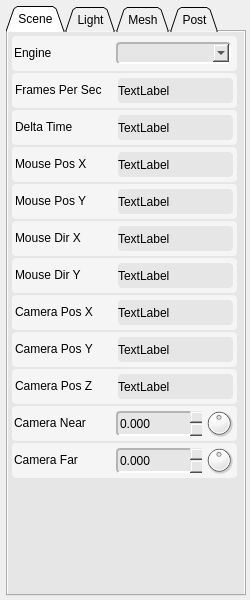
First picture: the form in ShaderEditor/qt/project/tweaker.ui, repository karajensen/shader-editor, before the edit.
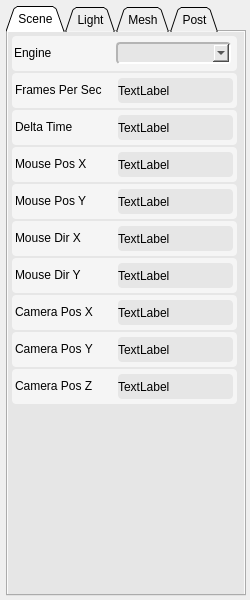
Second picture: the form after the edit. The open tabs and pages were chosen to show the change.

Commit message: adding near-far depth and post textures

```diff
--- a/ShaderEditor/qt/project/tweaker.ui
+++ b/ShaderEditor/qt/project/tweaker.ui
@@ -1282,334 +1282,6 @@
           </widget>
          </widget>
         </item>
-        <item>
-         <widget class="QFrame" name="cameraNear">
-          <property name="minimumSize">
-           <size>
-            <width>225</width>
-            <height>35</height>
-           </size>
-          </property>
-          <property name="maximumSize">
-           <size>
-            <width>225</width>
-            <height>35</height>
-           </size>
-          </property>
-          <property name="styleSheet">
-           <string notr="true">background-color: rgb(245, 245, 245);
-border-radius: 4px;</string>
-          </property>
-          <property name="frameShape">
-           <enum>QFrame::NoFrame</enum>
-          </property>
-          <property name="frameShadow">
-           <enum>QFrame::Plain</enum>
-          </property>
-          <property name="lineWidth">
-           <number>0</number>
-          </property>
-          <widget class="QLabel" name="cameraNear_lbl">
-           <property name="geometry">
-            <rect>
-             <x>2</x>
-             <y>2</y>
-             <width>100</width>
-             <height>30</height>
-            </rect>
-           </property>
-           <property name="sizePolicy">
-            <sizepolicy hsizetype="Fixed" vsizetype="Fixed">
-             <horstretch>0</horstretch>
-             <verstretch>0</verstretch>
-            </sizepolicy>
-           </property>
-           <property name="minimumSize">
-            <size>
-             <width>100</width>
-             <height>30</height>
-            </size>
-           </property>
-           <property name="maximumSize">
-            <size>
-             <width>100</width>
-             <height>30</height>
-            </size>
-           </property>
-           <property name="font">
-            <font>
-             <weight>50</weight>
-             <bold>false</bold>
-            </font>
-           </property>
-           <property name="styleSheet">
-            <string notr="true">border-width: 0px;</string>
-           </property>
-           <property name="text">
-            <string>Camera Near</string>
-           </property>
-           <property name="margin">
-            <number>1</number>
-           </property>
-          </widget>
-          <widget class="QDoubleSpinBox" name="cameraNear_value">
-           <property name="geometry">
-            <rect>
-             <x>104</x>
-             <y>5</y>
-             <width>86</width>
-             <height>25</height>
-            </rect>
-           </property>
-           <property name="sizePolicy">
-            <sizepolicy hsizetype="Fixed" vsizetype="Fixed">
-             <horstretch>0</horstretch>
-             <verstretch>0</verstretch>
-            </sizepolicy>
-           </property>
-           <property name="minimumSize">
-            <size>
-             <width>86</width>
-             <height>25</height>
-            </size>
-           </property>
-           <property name="maximumSize">
-            <size>
-             <width>86</width>
-             <height>25</height>
-            </size>
-           </property>
-           <property name="styleSheet">
-            <string notr="true">background-color: rgb(230, 230, 230);
-border-top-color: rgb(180, 180, 180);
-border-left-color: rgb(180, 180, 180);
-border-bottom-color: rgb(255, 255, 255);
-border-right-color: rgb(255, 255, 255);
-border-style: solid;
-border-width: 2px;</string>
-           </property>
-           <property name="frame">
-            <bool>false</bool>
-           </property>
-           <property name="buttonSymbols">
-            <enum>QAbstractSpinBox::UpDownArrows</enum>
-           </property>
-           <property name="decimals">
-            <number>3</number>
-           </property>
-           <property name="minimum">
-            <double>-9999.000000000000000</double>
-           </property>
-           <property name="maximum">
-            <double>9999.000000000000000</double>
-           </property>
-           <property name="singleStep">
-            <double>0.050000000000000</double>
-           </property>
-          </widget>
-          <widget class="QDial" name="cameraNear_dial">
-           <property name="geometry">
-            <rect>
-             <x>192</x>
-             <y>2</y>
-             <width>30</width>
-             <height>30</height>
-            </rect>
-           </property>
-           <property name="sizePolicy">
-            <sizepolicy hsizetype="Fixed" vsizetype="Fixed">
-             <horstretch>0</horstretch>
-             <verstretch>0</verstretch>
-            </sizepolicy>
-           </property>
-           <property name="minimumSize">
-            <size>
-             <width>30</width>
-             <height>30</height>
-            </size>
-           </property>
-           <property name="maximumSize">
-            <size>
-             <width>30</width>
-             <height>30</height>
-            </size>
-           </property>
-           <property name="styleSheet">
-            <string notr="true">border-width: 0px;</string>
-           </property>
-           <property name="minimum">
-            <number>-10000</number>
-           </property>
-           <property name="maximum">
-            <number>10000</number>
-           </property>
-          </widget>
-         </widget>
-        </item>
-        <item>
-         <widget class="QFrame" name="cameraFar">
-          <property name="minimumSize">
-           <size>
-            <width>225</width>
-            <height>35</height>
-           </size>
-          </property>
-          <property name="maximumSize">
-           <size>
-            <width>225</width>
-            <height>35</height>
-           </size>
-          </property>
-          <property name="styleSheet">
-           <string notr="true">background-color: rgb(245, 245, 245);
-border-radius: 4px;</string>
-          </property>
-          <property name="frameShape">
-           <enum>QFrame::NoFrame</enum>
-          </property>
-          <property name="frameShadow">
-           <enum>QFrame::Plain</enum>
-          </property>
-          <property name="lineWidth">
-           <number>0</number>
-          </property>
-          <widget class="QLabel" name="cameraFar_lbl">
-           <property name="geometry">
-            <rect>
-             <x>2</x>
-             <y>2</y>
-             <width>100</width>
-             <height>30</height>
-            </rect>
-           </property>
-           <property name="sizePolicy">
-            <sizepolicy hsizetype="Fixed" vsizetype="Fixed">
-             <horstretch>0</horstretch>
-             <verstretch>0</verstretch>
-            </sizepolicy>
-           </property>
-           <property name="minimumSize">
-            <size>
-             <width>100</width>
-             <height>30</height>
-            </size>
-           </property>
-           <property name="maximumSize">
-            <size>
-             <width>100</width>
-             <height>30</height>
-            </size>
-           </property>
-           <property name="font">
-            <font>
-             <weight>50</weight>
-             <bold>false</bold>
-            </font>
-           </property>
-           <property name="styleSheet">
-            <string notr="true">border-width: 0px;</string>
-           </property>
-           <property name="text">
-            <string>Camera Far</string>
-           </property>
-           <property name="margin">
-            <number>1</number>
-           </property>
-          </widget>
-          <widget class="QDoubleSpinBox" name="cameraFar_value">
-           <property name="geometry">
-            <rect>
-             <x>104</x>
-             <y>5</y>
-             <width>86</width>
-             <height>25</height>
-            </rect>
-           </property>
-           <property name="sizePolicy">
-            <sizepolicy hsizetype="Fixed" vsizetype="Fixed">
-             <horstretch>0</horstretch>
-             <verstretch>0</verstretch>
-            </sizepolicy>
-           </property>
-           <property name="minimumSize">
-            <size>
-             <width>86</width>
-             <height>25</height>
-            </size>
-           </property>
-           <property name="maximumSize">
-            <size>
-             <width>86</width>
-             <height>25</height>
-            </size>
-           </property>
-           <property name="styleSheet">
-            <string notr="true">background-color: rgb(230, 230, 230);
-border-top-color: rgb(180, 180, 180);
-border-left-color: rgb(180, 180, 180);
-border-bottom-color: rgb(255, 255, 255);
-border-right-color: rgb(255, 255, 255);
-border-style: solid;
-border-width: 2px;</string>
-           </property>
-           <property name="frame">
-            <bool>false</bool>
-           </property>
-           <property name="buttonSymbols">
-            <enum>QAbstractSpinBox::UpDownArrows</enum>
-           </property>
-           <property name="decimals">
-            <number>3</number>
-           </property>
-           <property name="minimum">
-            <double>-9999.000000000000000</double>
-           </property>
-           <property name="maximum">
-            <double>9999.000000000000000</double>
-           </property>
-           <property name="singleStep">
-            <double>0.050000000000000</double>
-           </property>
-          </widget>
-          <widget class="QDial" name="cameraFar_dial">
-           <property name="geometry">
-            <rect>
-             <x>192</x>
-             <y>2</y>
-             <width>30</width>
-             <height>30</height>
-            </rect>
-           </property>
-           <property name="sizePolicy">
-            <sizepolicy hsizetype="Fixed" vsizetype="Fixed">
-             <horstretch>0</horstretch>
-             <verstretch>0</verstretch>
-            </sizepolicy>
-           </property>
-           <property name="minimumSize">
-            <size>
-             <width>30</width>
-             <height>30</height>
-            </size>
-           </property>
-           <property name="maximumSize">
-            <size>
-             <width>30</width>
-             <height>30</height>
-            </size>
-           </property>
-           <property name="styleSheet">
-            <string notr="true">border-width: 0px;</string>
-           </property>
-           <property name="minimum">
-            <number>-10000</number>
-           </property>
-           <property name="maximum">
-            <number>10000</number>
-           </property>
-          </widget>
-         </widget>
-        </item>
         <item>
          <spacer name="_sceneSpacer">
           <property name="orientation">
```
Left out of the diff: 22 changed lines with no effect on the pictures. The commit also changes 28 other files.
